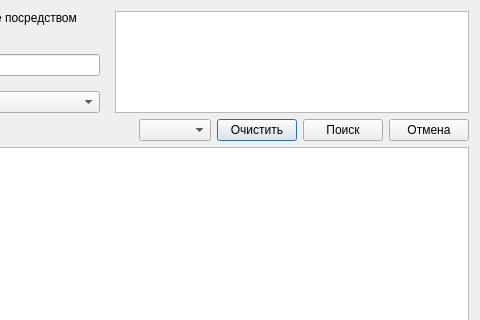
Old version of the form vocabulary.ui in the repository iliner23/openRadar; both pictures show x 265 to 745 and y 0 to 320 of the 745 by 705 pixel window.
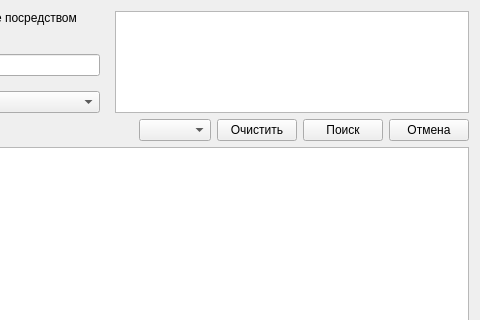
New version of the form.

What changed in the file:
```diff
--- a/vocabulary.ui
+++ b/vocabulary.ui
@@ -1,7 +1,7 @@
 <?xml version="1.0" encoding="UTF-8"?>
 <ui version="4.0">
  <class>vocabulary</class>
- <widget class="QDialog" name="vocabulary">
+ <widget class="QWidget" name="vocabulary">
   <property name="windowModality">
    <enum>Qt::WindowModal</enum>
   </property>
```
Left out of the diff: 4 changed lines with no effect on the pictures.
